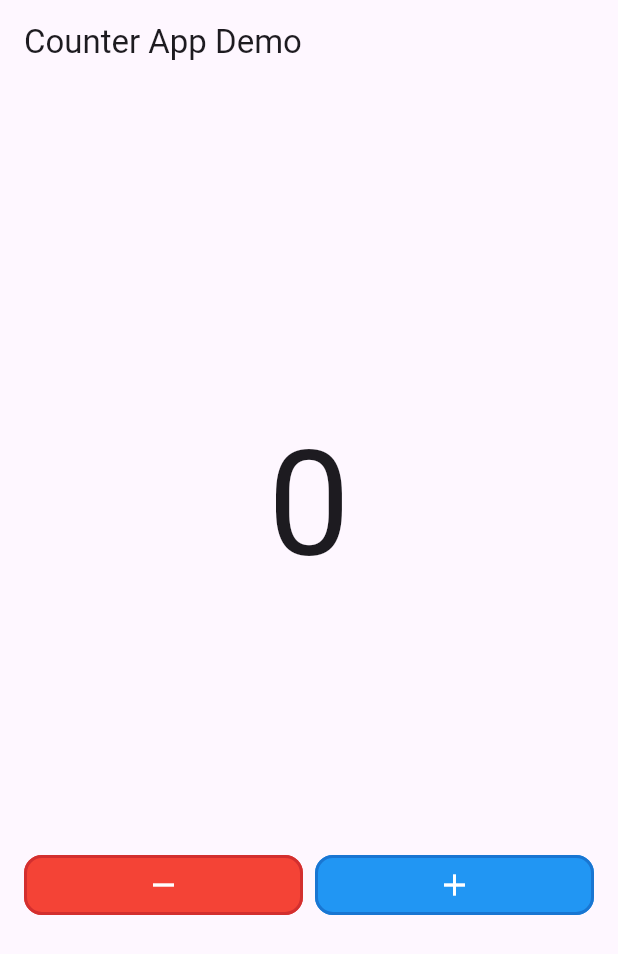
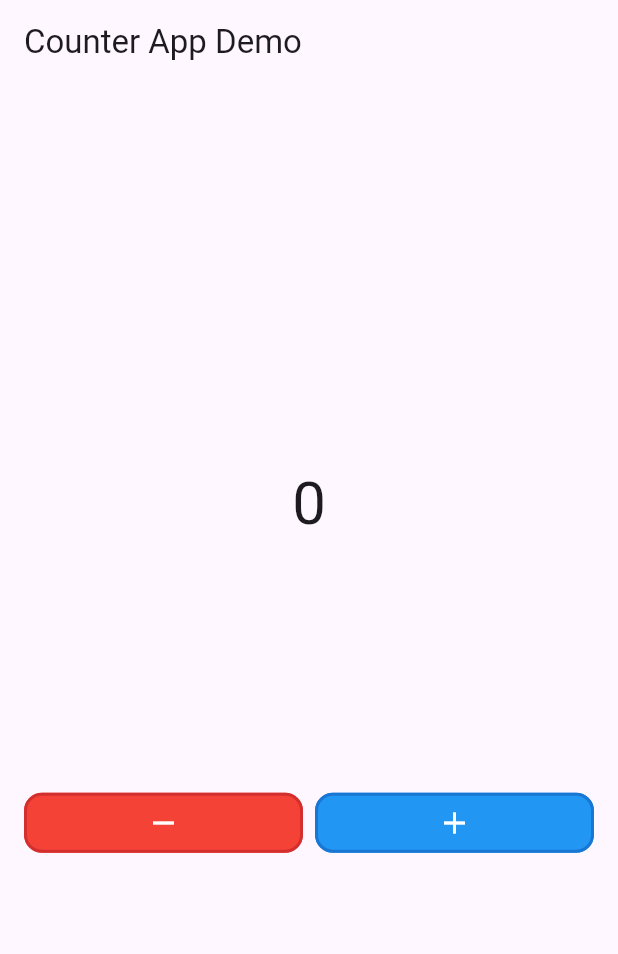
Before and after one commit to minhkhang1505/flutter_counter_demo, a Flutter app: the screen it shows after launch, after a tap on the "remove" icon, after a tap on the "add" icon, on a phone screen of 412 x 824 dp. Shown: the top 954 px of the screen. Run offline on Flutter 3.47's test engine with Material 3 defaults, Android fonts, the phone set to English and light mode, and no system bars; our stand-ins replace bloc, flutter_bloc.

Commit message:
Refactor CounterBloc and related classes; update state management and improve code structure

```diff
--- /dev/null
+++ b/lib/bloc/app/my_app.dart
@@ -0,0 +1,19 @@
+import 'package:counter_demo/bloc/bloc/counter_bloc.dart';
+import 'package:counter_demo/bloc/counter_page.dart';
+import 'package:flutter/material.dart';
+import 'package:flutter_bloc/flutter_bloc.dart';
+
+class MyApp extends StatelessWidget {
+  const MyApp({super.key});
+
+  @override
+  Widget build(BuildContext context) {
+    return MaterialApp(
+      debugShowCheckedModeBanner: false,
+      home: BlocProvider(
+        create: (context) => CounterBloc(),
+        child: const CounterPage(),
+      ),
+    );
+  }
+}
--- a/lib/bloc/bloc/counter_bloc.dart
+++ b/lib/bloc/bloc/counter_bloc.dart
@@ -4,14 +4,16 @@ import 'counter_state.dart';
 
 class CounterBloc extends Bloc<CounterEvent, CounterState> {
   CounterBloc() : super(CounterValue(0)) {
-
-    on<Increment>((event, emit) {
-      final currentValue = (state as CounterValue).value;
+    on<Increment>((event, emit) async {
+      final currentValue = (state as CounterValue).count;
+      // emit(CounterLoading(true));
+      // await Future.delayed(const Duration(milliseconds: 3000));
+      // emit(CounterLoading(false));
       emit(CounterValue(currentValue + 1));
     });
 
     on<Decrement>((event, emit) {
-      final currentValue = (state as CounterValue).value;
+      final currentValue = (state as CounterValue).count;
       emit(CounterValue(currentValue - 1));
     });
   }
--- a/lib/bloc/bloc/counter_event.dart
+++ b/lib/bloc/bloc/counter_event.dart
@@ -1,7 +1,7 @@
 abstract class CounterEvent {}
 
-class Increment extends CounterEvent {
-}
+class Increment extends CounterEvent {}
 
-class Decrement extends CounterEvent {
-}
+class Decrement extends CounterEvent {}
+
+// class Reset extends CounterEvent {}
--- a/lib/bloc/bloc/counter_state.dart
+++ b/lib/bloc/bloc/counter_state.dart
@@ -1,7 +1,13 @@
 abstract class CounterState {}
 
 class CounterValue extends CounterState {
-  final int value;
+  final int count;
 
-  CounterValue(this.value);
+  CounterValue(this.count);
 }
+
+// class CounterLoading extends CounterState {
+//   final bool isLoading;
+
+//   CounterLoading(this.isLoading);
+// }
--- a/lib/bloc/counter_page.dart
+++ b/lib/bloc/counter_page.dart
@@ -9,6 +9,8 @@ class CounterPage extends StatelessWidget {
 
   @override
   Widget build(BuildContext context) {
+    final counterBloc = context.read<CounterBloc>();
+
     return Scaffold(
       appBar: AppBar(title: const Text('Counter App Demo')),
       body: Center(
@@ -19,7 +21,16 @@ class CounterPage extends StatelessWidget {
               child: Column(
                 mainAxisAlignment: MainAxisAlignment.center,
                 children: [
-                  Text('$state', style: const TextStyle(fontSize: 98.0)),
+                  // if (state is CounterLoading) ...[
+                  //   const CircularProgressIndicator(),
+                  // ] else ...[
+
+                  // ],
+
+                  Text(
+                      '${state is CounterValue ? state.count : "Not a counter value"}',
+                      style: const TextStyle(fontSize: 40.0),
+                    ),
                   SizedBox(height: 160.0),
 
                   Row(
@@ -44,8 +55,7 @@ class CounterPage extends StatelessWidget {
                             ),
                           ),
                           icon: const Icon(Icons.remove, color: Colors.white),
-                          onPressed: () =>
-                              context.read<CounterBloc>().add(Decrement()),
+                          onPressed: () => counterBloc.add(Decrement()),
                         ),
                       ),
                       SizedBox(width: 8.0),
@@ -70,7 +80,7 @@ class CounterPage extends StatelessWidget {
                           ),
 
                           icon: const Icon(Icons.add, color: Colors.white),
-                          onPressed: () => context.read<CounterBloc>().add(Increment()),
+                          onPressed: () => counterBloc.add(Increment()),
                         ),
                       ),
                     ],
@@ -81,6 +91,6 @@ class CounterPage extends StatelessWidget {
           },
         ),
       ),
-    );;
+    );
   }
 }
--- a/lib/main.dart
+++ b/lib/main.dart
@@ -1,3 +1,4 @@
+import 'package:counter_demo/bloc/app/my_app.dart';
 import 'package:counter_demo/bloc/bloc/counter_bloc.dart';
 import 'package:counter_demo/cubit/app/counter_app.dart';
 import 'package:counter_demo/cubit/couter_observer.dart';
@@ -6,6 +7,6 @@ import 'package:flutter/material.dart';
 import 'package:flutter_bloc/flutter_bloc.dart';
 
 void main() {
-  Bloc.observer = const CounterObserver();
-  runApp(const CounterApp());
+  // Bloc.observer = const CounterObserver();
+  runApp(const MyApp());
 }
```
